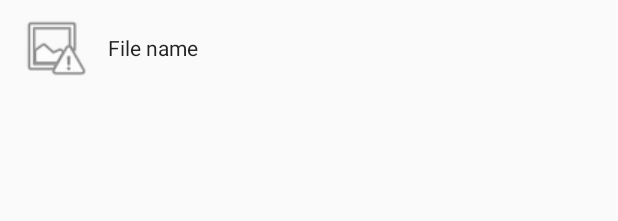
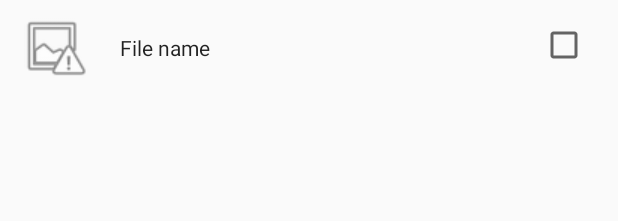
Before and after one commit to Art2485/.github-workflows-build-apk.yml, an Android app: the layout row_item_thumb.xml on its own in the app's theme, with its tools: preview values and no code run, on a phone screen of 412 x 824 dp. Shown: the top 221 px of the screen. Run offline under Robolectric (Android 15) with nearby library versions, the phone set to English and light mode, and no system bars.

Commit message:
Update row_item_thumb.xml

```diff
--- a/app/src/main/res/layout/row_item_thumb.xml
+++ b/app/src/main/res/layout/row_item_thumb.xml
@@ -11,18 +11,19 @@
         android:layout_width="48dp"
         android:layout_height="48dp"
         android:scaleType="centerCrop"
-        android:contentDescription="@string/untitled"
+        android:contentDescription="@null"
         android:src="@android:drawable/ic_menu_report_image" />
 
-    <!-- ใช้ CheckedTextView (id มาตรฐาน) เพื่อให้ ListView จัดการติ๊กได้ -->
+    <!-- ใช้ CheckedTextView กับ id มาตรฐานให้ ListView จัดการติ๊กได้ -->
     <CheckedTextView
         android:id="@android:id/text1"
-        style="?android:attr/listPreferredItemMultipleChoice"
         android:layout_width="0dp"
         android:layout_height="wrap_content"
         android:layout_marginStart="12dp"
         android:layout_weight="1"
         android:maxLines="2"
         android:ellipsize="end"
-        android:text="File name"/>
+        android:padding="8dp"
+        android:checkMark="?android:attr/listChoiceIndicatorMultiple"
+        android:text="File name" />
 </LinearLayout>
```
